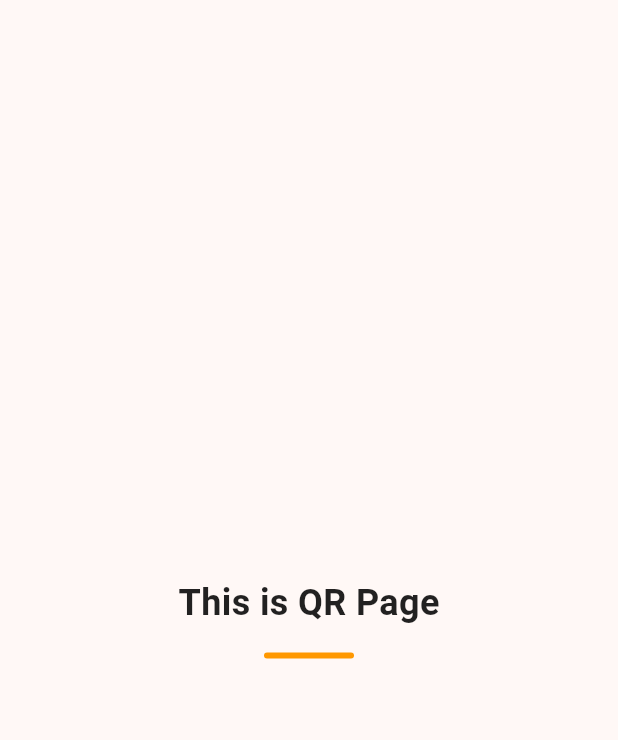
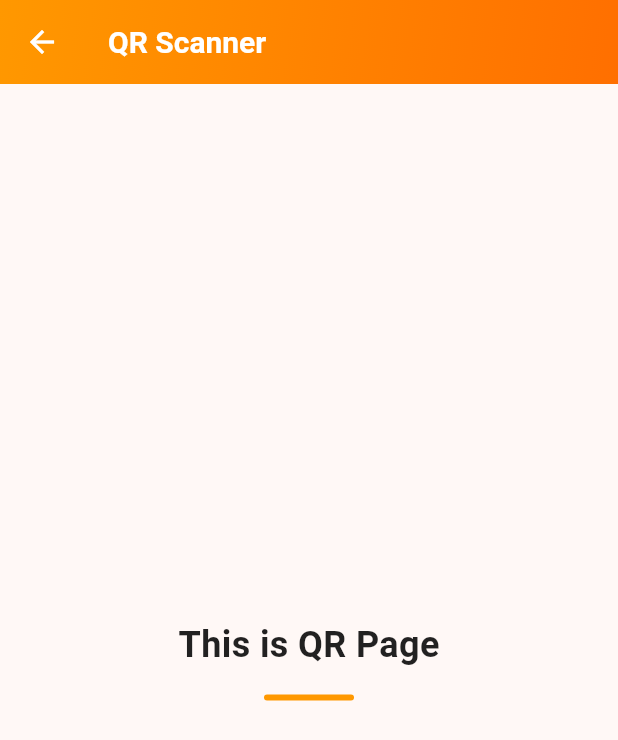
Before and after one commit to AzeOcram/cmsc-23-final-project, a Flutter app: the QRPage screen opened directly, on a phone screen of 412 x 824 dp. Shown: the top 740 px of the screen. Run offline on Flutter 3.47's test engine with Material 3 defaults, Android fonts, the phone set to English and light mode, and no system bars.

Commit message:
feat: fix on qr scanner part

```diff
--- a/lib/screens/qr_page.dart
+++ b/lib/screens/qr_page.dart
@@ -5,7 +5,34 @@ class QRPage extends StatelessWidget {
 
   @override
   Widget build(BuildContext context) {
-    return const Center(
+    return Scaffold(
+      appBar: AppBar(
+        elevation: 0,
+        flexibleSpace: Container(
+          decoration: const BoxDecoration(
+            gradient: LinearGradient(
+              begin: Alignment.topLeft,
+              end: Alignment.bottomRight,
+              colors: [Color(0xFFFF9800), Color(0xFFFF6F00)],
+            ),
+          ),
+        ),
+        leading: IconButton(
+          icon: const Icon(Icons.arrow_back, color: Colors.white),
+          onPressed: () {
+            Navigator.pop(context);
+          },
+        ),
+        title: const Text(
+          'QR Scanner',
+          style: TextStyle(
+            color: Colors.white,
+            fontSize: 20,
+            fontWeight: FontWeight.bold,
+          ),
+        ),
+      ),
+      body: const Center(
         child: Column(
           mainAxisAlignment: MainAxisAlignment.center,
           children: [
@@ -30,6 +57,7 @@ class QRPage extends StatelessWidget {
             ),
           ],
         ),
+      ),
     );
   }
 }
```
Lines whose indentation alone changed are shown as unchanged.
